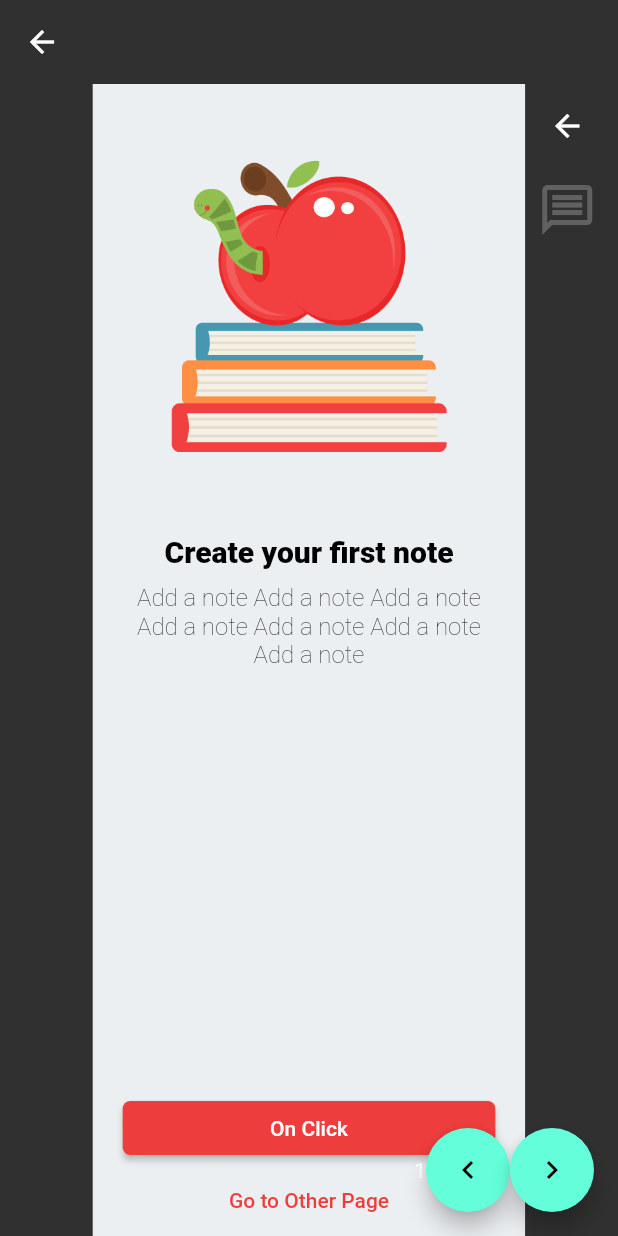
After one commit to demeett/flutter_learning, a Flutter app: the PageViewLearn screen opened directly, after a tap on the "chevron right" icon, on a phone screen of 412 x 824 dp. The commit adds this screen. Run offline on Flutter 3.47's test engine with Material 2 defaults, Android fonts, the phone set to English and light mode, and no system bars; network calls fail.

Commit message:
PageView,Textfield vb widgetlara çalışıldı.

```diff
--- a/lib/101/image_learn.dart
+++ b/lib/101/image_learn.dart
@@ -11,8 +11,8 @@ class ImageViewLearn extends StatelessWidget {
           children: [
             Center(
               child: SizedBox(
-                width: 200,
-                height: 300,
+                width: 50,
+                height: 50,
                 child: ImageProject(path: ImageItems().appleWithBook),
               ),
             )
@@ -27,7 +27,7 @@ class ImageItems {
 }
 
 class ImageProject extends StatelessWidget {
-  const ImageProject({Key? key, required this.path}) : super(key: key);
+  ImageProject({Key? key, required this.path}) : super(key: key);
   final String path;
   @override
   Widget build(BuildContext context) {
--- /dev/null
+++ b/lib/101/pageview_leran.dart
@@ -0,0 +1,69 @@
+import 'package:flutter/material.dart';
+import 'package:flutter_learning/101/icon_learn.dart';
+import 'package:flutter_learning/101/image_learn.dart';
+import 'package:flutter_learning/101/stack_learn.dart';
+import 'package:flutter_learning/demos/note_demos.dart';
+
+class PageViewLearn extends StatefulWidget {
+  const PageViewLearn({Key? key}) : super(key: key);
+
+  @override
+  State<PageViewLearn> createState() => _PageViewLearnState();
+}
+
+class _PageViewLearnState extends State<PageViewLearn> {
+  final _pageController = PageController(
+      viewportFraction:
+          0.7); //bu olmadan nextpage kısmı çalışmıyor. Tüm sayfayı kaplatmak için de 1 yazarız.
+  int _currentPageIndex = 0;
+  void updatePageIndex(int index) {
+    setState(() {
+      _currentPageIndex = index;
+    });
+  }
+
+  @override
+  Widget build(BuildContext context) {
+    return Scaffold(
+        appBar: AppBar(),
+        floatingActionButton: Row(
+          mainAxisSize: MainAxisSize.min,
+          children: [
+            Text(
+              _currentPageIndex.toString(),
+              textAlign: TextAlign.center,
+            ),
+            FloatingActionButton(
+                child: const Icon(Icons.chevron_left),
+                onPressed: () {
+                  _pageController.previousPage(
+                      duration: Duration(milliseconds: 1),
+                      curve: Curves.slowMiddle);
+                }),
+            FloatingActionButton(
+                child: const Icon(Icons.chevron_right),
+                onPressed: () {
+                  _pageController.nextPage(
+                      duration: Duration(milliseconds: 1),
+                      curve: Curves.slowMiddle);
+                }),
+          ],
+        ),
+        body: PageView(
+          controller: _pageController, // Dğer sayfa 0.5 lik kadar gözüksün
+          onPageChanged: updatePageIndex,
+          children: [
+            ImageViewLearn(),
+            DemosView(),
+            IconLearnView(),
+            StackView(),
+            Container(
+              color: Colors.red,
+            ),
+            Container(
+              color: Colors.green,
+            )
+          ],
+        ));
+  }
+}
--- /dev/null
+++ b/lib/101/stack_learn.dart
@@ -0,0 +1,31 @@
+import 'package:flutter/material.dart';
+
+class StackView extends StatelessWidget {
+  const StackView({Key? key}) : super(key: key);
+
+  @override
+  Widget build(BuildContext context) {
+    return Scaffold(
+        appBar: AppBar(),
+        body: Stack(
+          children: [
+            Container(color: Colors.red, height: 100),
+            Padding(
+              padding: const EdgeInsets.only(top: 10),
+              child: Container(color: Colors.lightBlue, height: 100),
+            ),
+            Positioned(
+                child: Container(color: Colors.purple),
+                left: 0, // left ve right konulması gerekiyor.
+                right: 0,
+                height: 100,
+                top: 50),
+            Positioned.fill(
+                child: Container(color: Colors.yellow),
+                left: 0, // left ve right konulması gerekiyor.
+                right: 0,
+                top: 70)
+          ],
+        ));
+  }
+}
--- /dev/null
+++ b/lib/demos/note_demos.dart
@@ -0,0 +1,123 @@
+import 'package:flutter/material.dart';
+import 'package:flutter/services.dart';
+
+import '../101/image_learn.dart';
+
+class DemosView extends StatelessWidget {
+  const DemosView({Key? key}) : super(key: key);
+
+  @override
+  Widget build(BuildContext context) {
+    return Scaffold(
+        backgroundColor: Colors.blueGrey[50],
+        // appBar: AppBar(
+        //   systemOverlayStyle: SystemUiOverlayStyle.light,
+        // ),
+        body: Padding(
+          padding: PaddingItems().horizontalPadding,
+          child: Column(
+            children: [
+              SizedBox(
+                  width: 200,
+                  height: 300,
+                  child: ImageProject(path: ImageItems().appleWithBook)),
+              TextWidget(
+                titleName: TextNames().textTitle,
+                fontStyle: FontWeight.w800,
+              ),
+              SizedBox(height: 10),
+              const SubTitleWidget(
+                alignTxt: TextAlign.center,
+              ),
+              Spacer(),
+              ElevetadButtonWidget(),
+              TextButtonWidget()
+            ],
+          ),
+        ));
+  }
+}
+
+class TextButtonWidget extends StatelessWidget {
+  const TextButtonWidget({
+    Key? key,
+  }) : super(key: key);
+
+  @override
+  Widget build(BuildContext context) {
+    return TextButton(
+      onPressed: () {},
+      child: Text(TextNames().textButton),
+      style: TextButton.styleFrom(primary: ProjectColors().flory),
+    );
+  }
+}
+
+class ElevetadButtonWidget extends StatelessWidget {
+  const ElevetadButtonWidget({
+    Key? key,
+  }) : super(key: key);
+
+  @override
+  Widget build(BuildContext context) {
+    return ElevatedButton(
+      onPressed: () {},
+      style: ElevatedButton.styleFrom(
+          primary: ProjectColors().flory,
+          onPrimary: Colors.white,
+          shape:
+              RoundedRectangleBorder(borderRadius: BorderRadius.circular(5))),
+      child: SizedBox(
+          width: 250,
+          child: Text(TextNames().buttonName, textAlign: TextAlign.center)),
+    );
+  }
+}
+
+class SubTitleWidget extends StatelessWidget {
+  const SubTitleWidget({Key? key, required this.alignTxt}) : super(key: key);
+  final TextAlign alignTxt;
+  @override
+  Widget build(BuildContext context) {
+    return Text(TextNames().textChild,
+        textAlign: TextAlign.center,
+        style: Theme.of(context)
+            .textTheme
+            .subtitle1
+            ?.copyWith(color: Colors.black, fontWeight: FontWeight.w200));
+  }
+}
+
+class TextWidget extends StatelessWidget {
+  const TextWidget({Key? key, required this.fontStyle, required this.titleName})
+      : super(key: key);
+  final FontWeight fontStyle;
+  final String titleName;
+  @override
+  Widget build(BuildContext context) {
+    return Text(
+      titleName,
+      style: Theme.of(context)
+          .textTheme
+          .headline6
+          ?.copyWith(fontWeight: fontStyle, color: Colors.black),
+    );
+  }
+}
+
+class PaddingItems {
+  final EdgeInsets horizontalPadding =
+      const EdgeInsets.symmetric(horizontal: 20);
+  final EdgeInsets verticalPadding = const EdgeInsets.symmetric(horizontal: 20);
+}
+
+class TextNames {
+  final String textTitle = "Create your first note";
+  final String textChild = "Add a note " * 7;
+  final String buttonName = "On Click";
+  final String textButton = "Go to Other Page";
+}
+
+class ProjectColors {
+  final Color flory = Color.fromARGB(255, 237, 61, 61);
+}
--- /dev/null
+++ b/lib/product/language/language_learn.dart
@@ -0,0 +1,3 @@
+class LanguageItems {
+  static const String title = "Welcome";
+}
```
Also changed, not shown: lib/101/column_row_learn.dart (added, +73 -0 lines), lib/101/custom_widget_learn.dart (added, +51 -0 lines), lib/101/indicator_learn.dart (added, +27 -0 lines), lib/101/list_tile_learn.dart (added, +25 -0 lines), lib/101/statefull_learn.dart (added, +74 -0 lines), lib/101/statefull_life_cycle.dart (added, +60 -0 lines), lib/101/textfield_learn.dart (added, +43 -0 lines), lib/core/random_image.dart (added, +11 -0 lines), lib/demos/stack_demo_view.dart (added, +34 -0 lines), lib/main.dart (+17 -2 lines), lib/product/counter_hello_button.dart (added, +28 -0 lines).
